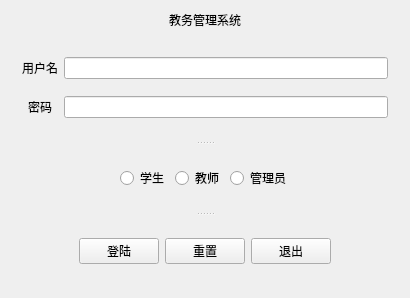
Above: login.ui from aeinrw/edumanager before the change. Below: the same form after it.
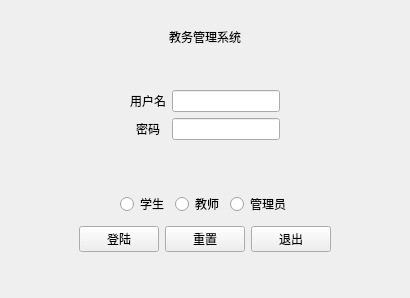
That is the form after the change.

Commit message: 实现了管理员管理界面的部分功能

```diff
--- a/login.ui
+++ b/login.ui
@@ -13,9 +13,27 @@
   <property name="windowTitle">
    <string>Login</string>
   </property>
+  <layout class="QVBoxLayout" name="verticalLayout_2">
+   <item>
   <layout class="QVBoxLayout" name="verticalLayout">
+     <item>
+      <spacer name="verticalSpacer">
+       <property name="orientation">
+        <enum>Qt::Vertical</enum>
+       </property>
+       <property name="sizeHint" stdset="0">
+        <size>
+         <width>20</width>
+         <height>20</height>
+        </size>
+       </property>
+      </spacer>
+     </item>
    <item>
     <widget class="QLabel" name="label_3">
+       <property name="styleSheet">
+        <string notr="true">font: 18pt &quot;Adobe 黑体 Std R&quot;;</string>
+       </property>
      <property name="text">
       <string>教务管理系统</string>
      </property>
@@ -25,6 +43,36 @@
     </widget>
    </item>
    <item>
+      <spacer name="verticalSpacer_2">
+       <property name="orientation">
+        <enum>Qt::Vertical</enum>
+       </property>
+       <property name="sizeHint" stdset="0">
+        <size>
+         <width>20</width>
+         <height>30</height>
+        </size>
+       </property>
+      </spacer>
+     </item>
+    </layout>
+   </item>
+   <item>
+    <layout class="QHBoxLayout" name="horizontalLayout_2">
+     <item>
+      <spacer name="horizontalSpacer_6">
+       <property name="orientation">
+        <enum>Qt::Horizontal</enum>
+       </property>
+       <property name="sizeHint" stdset="0">
+        <size>
+         <width>28</width>
+         <height>18</height>
+        </size>
+       </property>
+      </spacer>
+     </item>
+     <item>
     <widget class="QSplitter" name="splitter">
      <property name="orientation">
       <enum>Qt::Vertical</enum>
@@ -41,9 +89,6 @@
          </property>
         </widget>
        </item>
-       <item row="0" column="1">
-        <widget class="QLineEdit" name="editUsername"/>
-       </item>
        <item row="1" column="0">
         <widget class="QLabel" name="labPassword">
          <property name="text">
@@ -55,12 +100,55 @@
         </widget>
        </item>
        <item row="1" column="1">
-        <widget class="QLineEdit" name="editPassword"/>
-       </item>
-      </layout>
-     </widget>
-     <widget class="QWidget" name="widget_2" native="true">
-      <layout class="QHBoxLayout" name="horizontalLayout_2">
+          <widget class="QLineEdit" name="editPassword">
+           <property name="echoMode">
+            <enum>QLineEdit::Password</enum>
+           </property>
+           <property name="cursorMoveStyle">
+            <enum>Qt::LogicalMoveStyle</enum>
+           </property>
+          </widget>
+         </item>
+         <item row="0" column="1">
+          <widget class="QLineEdit" name="editUsername"/>
+         </item>
+        </layout>
+       </widget>
+      </widget>
+     </item>
+     <item>
+      <spacer name="horizontalSpacer_5">
+       <property name="orientation">
+        <enum>Qt::Horizontal</enum>
+       </property>
+       <property name="sizeType">
+        <enum>QSizePolicy::MinimumExpanding</enum>
+       </property>
+       <property name="sizeHint" stdset="0">
+        <size>
+         <width>10</width>
+         <height>20</height>
+        </size>
+       </property>
+      </spacer>
+     </item>
+    </layout>
+   </item>
+   <item>
+    <spacer name="verticalSpacer_3">
+     <property name="orientation">
+      <enum>Qt::Vertical</enum>
+     </property>
+     <property name="sizeHint" stdset="0">
+      <size>
+       <width>20</width>
+       <height>40</height>
+      </size>
+     </property>
+    </spacer>
+   </item>
+   <item>
+    <layout class="QHBoxLayout" name="horizontalLayout">
        <item>
         <spacer name="horizontalSpacer_2">
          <property name="orientation">
@@ -68,8 +156,8 @@
          </property>
          <property name="sizeHint" stdset="0">
           <size>
-           <width>40</width>
-           <height>20</height>
+         <width>48</width>
+         <height>15</height>
           </size>
          </property>
         </spacer>
@@ -102,16 +190,29 @@
          </property>
          <property name="sizeHint" stdset="0">
           <size>
-           <width>40</width>
-           <height>20</height>
+         <width>38</width>
+         <height>17</height>
           </size>
          </property>
         </spacer>
        </item>
       </layout>
-     </widget>
-     <widget class="QWidget" name="widget" native="true">
-      <layout class="QHBoxLayout" name="horizontalLayout">
+   </item>
+   <item>
+    <spacer name="verticalSpacer_5">
+     <property name="orientation">
+      <enum>Qt::Vertical</enum>
+     </property>
+     <property name="sizeHint" stdset="0">
+      <size>
+       <width>20</width>
+       <height>10</height>
+      </size>
+     </property>
+    </spacer>
+   </item>
+   <item>
+    <layout class="QHBoxLayout" name="horizontalLayout_3">
        <item>
         <spacer name="horizontalSpacer_3">
          <property name="orientation">
@@ -119,8 +220,8 @@
          </property>
          <property name="sizeHint" stdset="0">
           <size>
-           <width>40</width>
-           <height>20</height>
+         <width>108</width>
+         <height>18</height>
           </size>
          </property>
         </spacer>
@@ -153,15 +254,26 @@
          </property>
          <property name="sizeHint" stdset="0">
           <size>
-           <width>40</width>
-           <height>20</height>
+         <width>108</width>
+         <height>13</height>
           </size>
          </property>
         </spacer>
        </item>
       </layout>
-     </widget>
-    </widget>
+   </item>
+   <item>
+    <spacer name="verticalSpacer_4">
+     <property name="orientation">
+      <enum>Qt::Vertical</enum>
+     </property>
+     <property name="sizeHint" stdset="0">
+      <size>
+       <width>20</width>
+       <height>40</height>
+      </size>
+     </property>
+    </spacer>
    </item>
   </layout>
  </widget>
```
Lines whose indentation alone changed are shown as unchanged. The commit also changes 5 other files.
